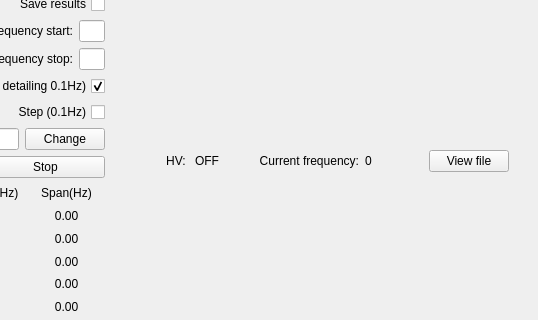
Above: mainwindow.ui from kroten/resonance before the change; both pictures show x 148 to 686 and y 171 to 491 of the 686 by 686 pixel window. Below: the same form after it.
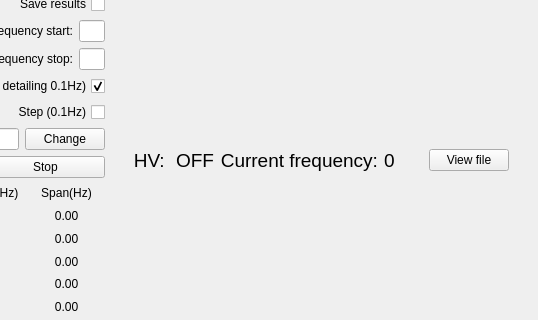
That is the form after the change.

What changed in the file:
```diff
--- a/mainwindow.ui
+++ b/mainwindow.ui
@@ -485,6 +485,11 @@
         </property>
         <item>
          <widget class="QLabel" name="label_17">
+          <property name="font">
+           <font>
+            <pointsize>14</pointsize>
+           </font>
+          </property>
           <property name="layoutDirection">
            <enum>Qt::LeftToRight</enum>
           </property>
@@ -498,6 +503,11 @@
         </item>
         <item>
          <widget class="QLabel" name="label_indicator">
+          <property name="font">
+           <font>
+            <pointsize>14</pointsize>
+           </font>
+          </property>
           <property name="text">
            <string>OFF</string>
           </property>
@@ -505,6 +515,11 @@
         </item>
         <item>
          <widget class="QLabel" name="label_15">
+          <property name="font">
+           <font>
+            <pointsize>14</pointsize>
+           </font>
+          </property>
           <property name="text">
            <string>Current frequency:</string>
           </property>
@@ -515,6 +530,11 @@
         </item>
         <item>
          <widget class="QLabel" name="label_frequency">
+          <property name="font">
+           <font>
+            <pointsize>14</pointsize>
+           </font>
+          </property>
           <property name="text">
            <string>0</string>
           </property>
```
